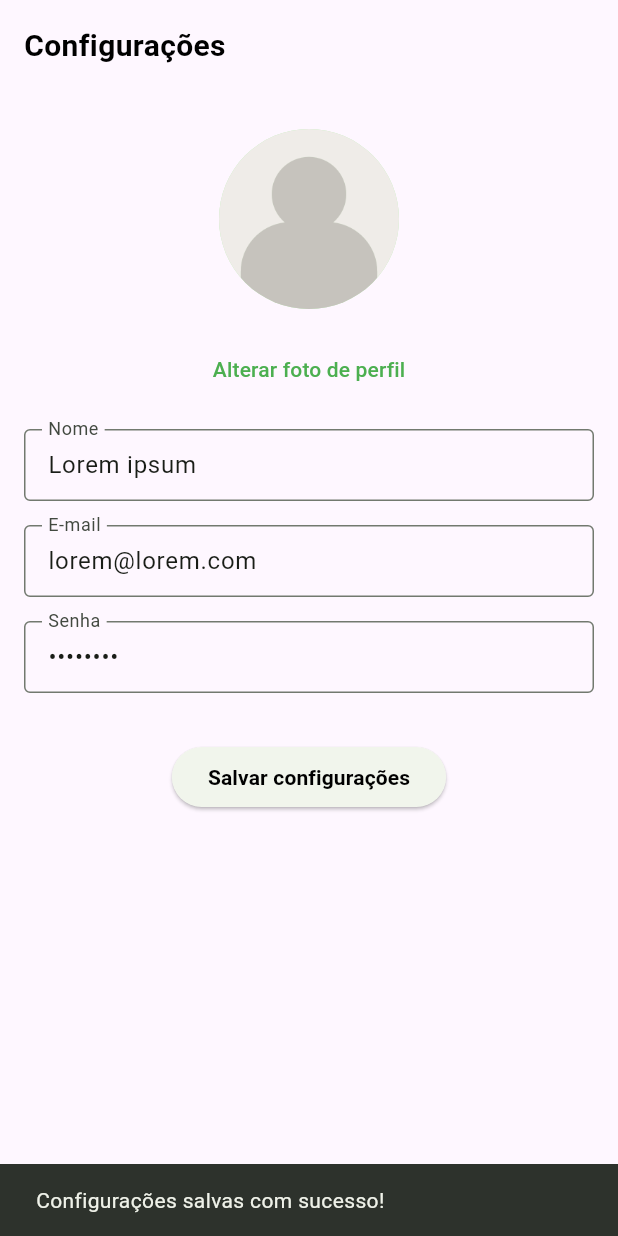
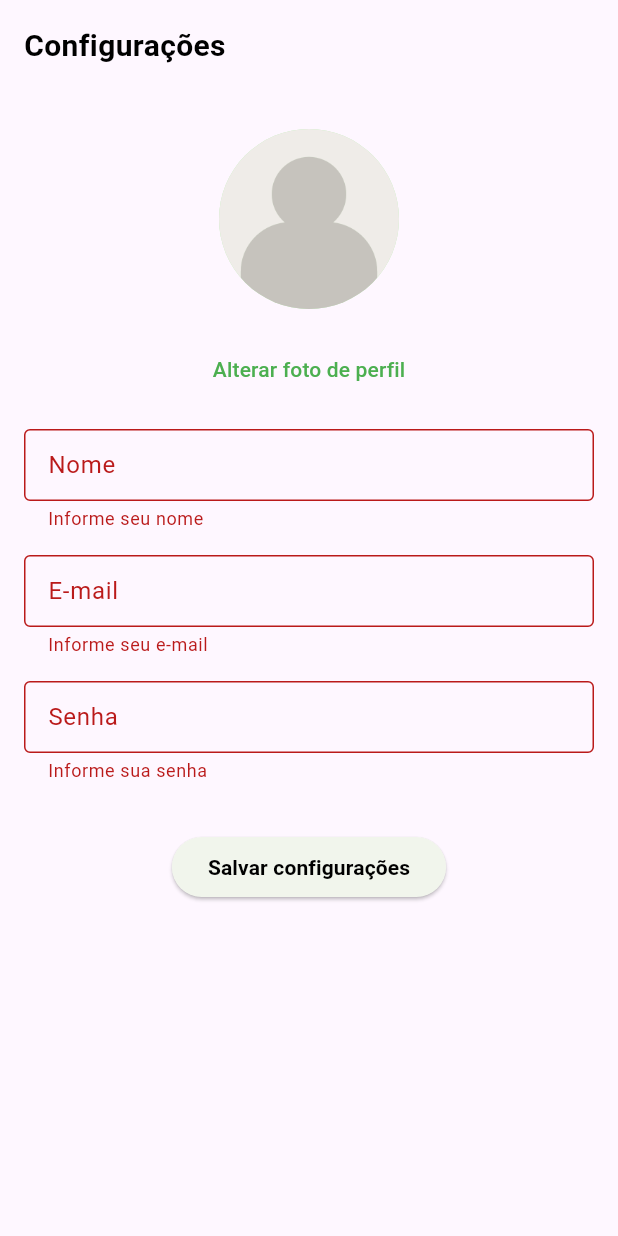
Before and after one commit to 0502j/Fatec-PI5, a Flutter app: the settingsPage screen opened directly, after a tap on "Salvar configurações", on a phone screen of 412 x 824 dp. Run offline on Flutter 3.47's test engine with Material 2 defaults, Android fonts, the phone set to English and light mode, and no system bars; our stand-ins replace device_info, flutter_secure_storage, flutter_spinkit, font_awesome_flutter, image_picker, permission_handler; missing offline and left inert: flutter_material_pickers, progressive_image; accounts and stored records are empty.

Commit message:
Correção de formulários

```diff
--- a/pi5_flutter_application/lib/pages/settingsPage.dart
+++ b/pi5_flutter_application/lib/pages/settingsPage.dart
@@ -11,9 +11,9 @@ class settingsPage extends StatefulWidget {
 }
 
 class _settingsPageState extends State<settingsPage> {
-  String _name = "Lorem ipsum";
-  String _email = "lorem@lorem.com";
-  String _password = "********";
+  String _name = "";
+  String _email = "";
+  String _password = "";
   final _formKey = GlobalKey<FormState>();
 
   //Uploader de imagem
@@ -192,8 +192,8 @@ class _settingsPageState extends State<settingsPage> {
                           _formKey.currentState!.save();
                           ScaffoldMessenger.of(context).showSnackBar(
                             const SnackBar(
-                                content:
-                                    Text("Configurações salvas com sucesso!")),
+                                content: Text(
+                                    "Não foi possível salvar. Esta funcionalidade ainda está em construção!")),
                           );
                         }
                       },
```
